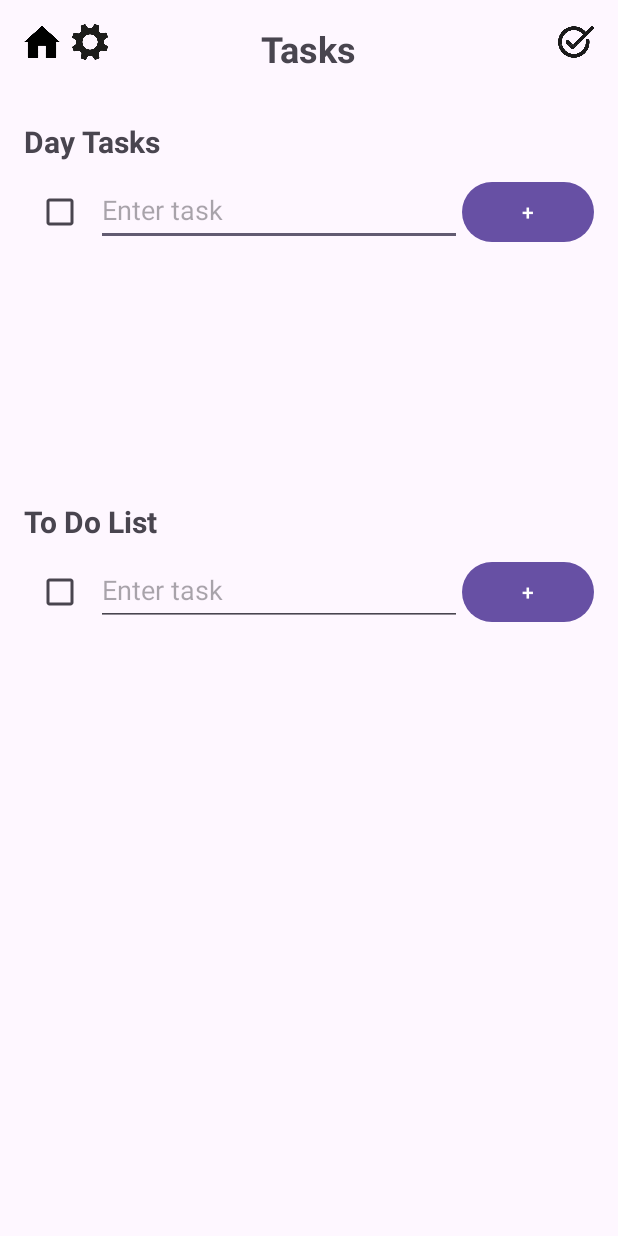
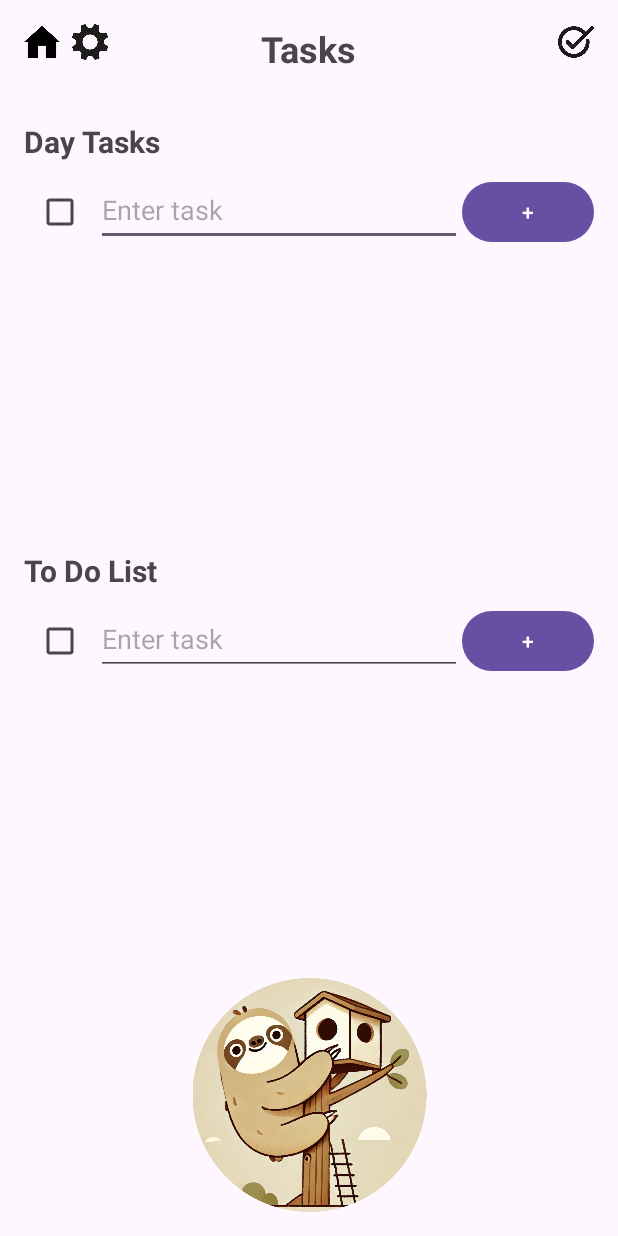
Before and after one commit to movech123/OffThePhone, an Android app: the layout activity_tasks.xml on its own in the app's theme, with its tools: preview values and no code run, on a phone screen of 412 x 824 dp. Run offline under Robolectric (Android 15) with nearby library versions, the phone set to English and light mode, and no system bars.

Commit message:
tasks frontend - added logo

```diff
--- a/app/src/main/res/layout/activity_tasks.xml
+++ b/app/src/main/res/layout/activity_tasks.xml
@@ -7,7 +7,6 @@
     android:layout_height="match_parent"
     tools:context=".Tasks">
 
-    <!-- Settings Icon -->
     <ImageView
         android:id="@+id/settingsIcon"
         android:layout_width="24dp"
@@ -19,7 +18,6 @@
         android:layout_marginStart="8dp"
         android:layout_marginTop="16dp" />
 
-    <!-- Home Icon -->
     <ImageView
         android:id="@+id/homeIcon"
         android:layout_width="24dp"
@@ -30,7 +28,6 @@
         app:layout_constraintStart_toStartOf="parent"
         android:layout_margin="16dp" />
 
-    <!-- Tasks Header -->
     <TextView
         android:id="@+id/header"
         android:layout_width="wrap_content"
@@ -43,7 +40,6 @@
         app:layout_constraintEnd_toEndOf="parent"
         android:padding="16dp" />
 
-    <!-- Checkmark Icon -->
     <ImageView
         android:id="@+id/checkmarkIcon"
         android:layout_width="24dp"
@@ -57,7 +53,6 @@
         app:layout_constraintStart_toEndOf="@id/header"
         app:layout_constraintTop_toTopOf="parent" />
 
-    <!-- First Part: Day Tasks Section -->
     <LinearLayout
         android:id="@+id/dayTasksContainer"
         android:layout_width="0dp"
@@ -77,7 +72,6 @@
             android:textStyle="bold"
             android:paddingBottom="8dp" />
 
-        <!-- Example item for Day Tasks -->
         <LinearLayout
             android:layout_width="match_parent"
             android:layout_height="wrap_content"
@@ -103,11 +97,8 @@
                 android:text="+" />
         </LinearLayout>
 
-        <!-- You can add more day tasks dynamically in code as the "+" button is pressed -->
-
     </LinearLayout>
 
-    <!-- Second Part: To Do List Section -->
     <LinearLayout
         android:id="@+id/toDoListContainer"
         android:layout_width="0dp"
@@ -127,7 +118,6 @@
             android:textStyle="bold"
             android:paddingBottom="8dp" />
 
-        <!-- Example item for To Do List -->
         <LinearLayout
             android:layout_width="match_parent"
             android:layout_height="wrap_content"
@@ -153,21 +143,23 @@
                 android:text="+" />
         </LinearLayout>
 
-        <!-- You can add more to-do tasks dynamically in code as the "+" button is pressed -->
-
     </LinearLayout>
 
-    <!-- Third Part: Logo Container (Empty for now) -->
     <FrameLayout
         android:id="@+id/logoContainer"
-        android:layout_width="match_parent"
-        android:layout_height="0dp"
-        app:layout_constraintTop_toBottomOf="@id/toDoListContainer"
+        android:layout_width="338dp"
+        android:layout_height="156dp"
+        android:layout_margin="16dp"
+        app:layout_constraintBottom_toBottomOf="parent"
+        app:layout_constraintEnd_toEndOf="parent"
         app:layout_constraintStart_toStartOf="parent"
-        app:layout_constraintEnd_toEndOf="parent"
-        app:layout_constraintBottom_toBottomOf="parent"
-        android:layout_margin="16dp">
+        app:layout_constraintTop_toBottomOf="@id/toDoListContainer">
 
+        <ImageView
+            android:id="@+id/imageView"
+            android:layout_width="match_parent"
+            android:layout_height="match_parent"
+            app:srcCompat="@drawable/logo" />
     </FrameLayout>
 
 </androidx.constraintlayout.widget.ConstraintLayout>
```
